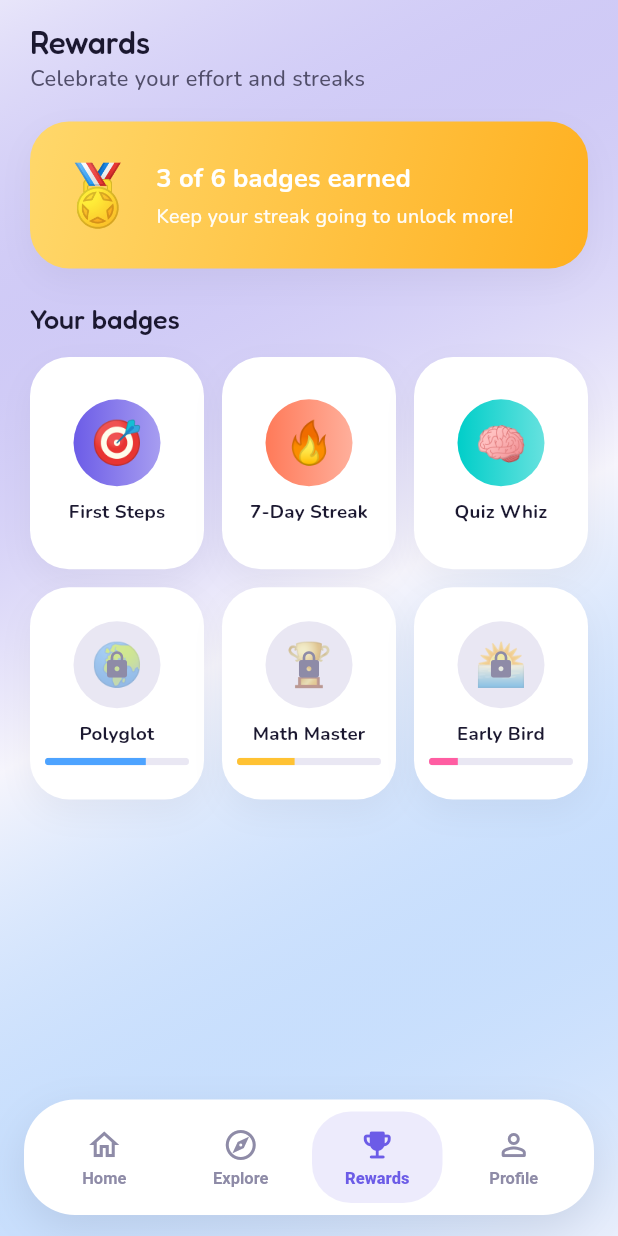
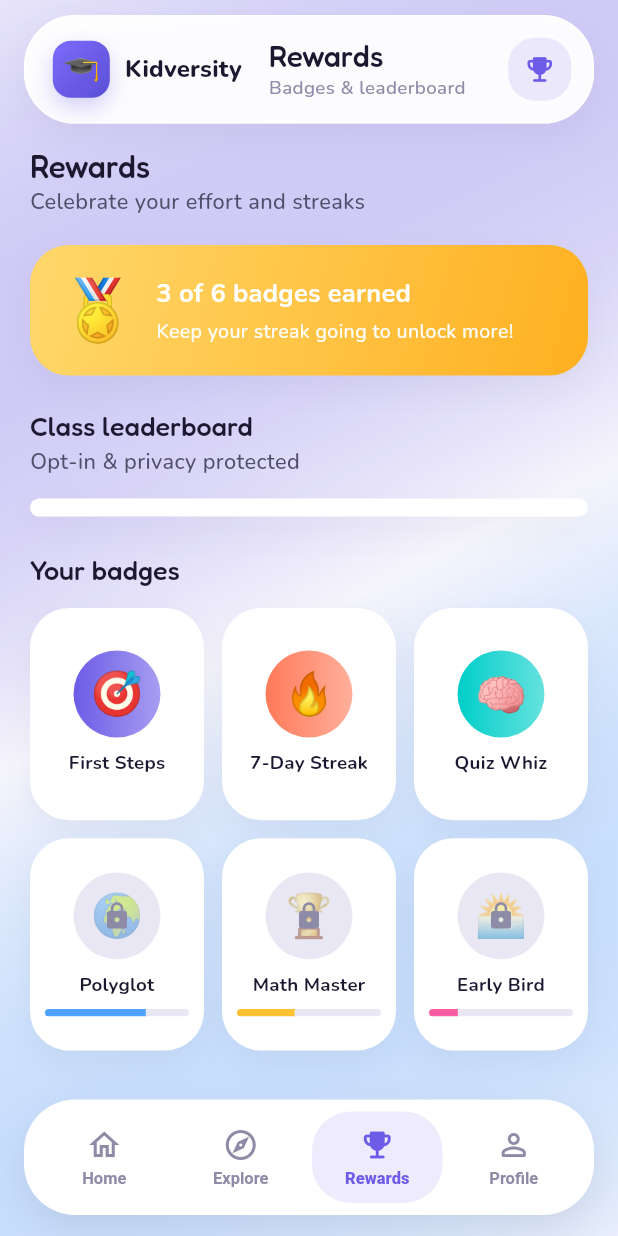
Before and after one commit to DennisOgi/Kidversity, a Flutter app: the AppShell screen opened by its route, item 3 of the bottom bar chosen, on a phone screen of 412 x 824 dp. Run offline on Flutter 3.47's test engine with Material 3 defaults, Android fonts, the phone set to English and light mode, and no system bars; our stand-ins replace file_picker, flutter_dotenv, flutter_riverpod, flutter_tts, go_router, google_fonts and 2 more; accounts and stored records are empty; Roboto replaces fonts that are missing (Noto Color Emoji).

Commit message:
Improve auth layout, dashboard app bar, and rewards section order.

```diff
--- a/lib/features/shell/app_shell.dart
+++ b/lib/features/shell/app_shell.dart
@@ -3,14 +3,16 @@ import 'package:go_router/go_router.dart';
 
 import '../../theme/app_colors.dart';
 import '../../theme/app_theme.dart';
+import '../../widgets/common.dart';
 
 class NavItem {
   final IconData icon;
   final IconData activeIcon;
   final String label;
   final String path;
+  final String? subtitle;
 
-  const NavItem(this.icon, this.activeIcon, this.label, this.path);
+  const NavItem(this.icon, this.activeIcon, this.label, this.path, [this.subtitle]);
 }
 
 /// Tab shell — static gradient backdrop + page content + bottom nav.
@@ -36,6 +38,7 @@ class AppShell extends StatelessWidget {
   @override
   Widget build(BuildContext context) {
     final selected = _selectedIndex();
+    final current = items[selected];
 
     return Scaffold(
       backgroundColor: AppColors.background,
@@ -57,7 +60,19 @@ class AppShell extends StatelessWidget {
               ),
               child: SafeArea(
                 bottom: false,
-                child: child,
+                child: Column(
+                  crossAxisAlignment: CrossAxisAlignment.stretch,
+                  children: [
+                    DashboardAppBar(
+                      title: current.label,
+                      subtitle: current.subtitle,
+                      accent: accent,
+                      icon: current.activeIcon,
+                      onBrandTap: () => context.go(items.first.path),
+                    ),
+                    Expanded(child: child),
+                  ],
+                ),
               ),
             ),
           ),
--- a/lib/features/student/rewards_screen.dart
+++ b/lib/features/student/rewards_screen.dart
@@ -18,7 +18,7 @@ class RewardsScreen extends ConsumerWidget {
     final unlocked = badges.where((b) => b.unlocked).length;
 
     return ListView(
-      padding: const EdgeInsets.fromLTRB(20, 14, 20, 120),
+      padding: const EdgeInsets.fromLTRB(20, 8, 20, 120),
       children: [
             Text('Rewards', style: text.headlineSmall),
             Text('Celebrate your effort and streaks', style: text.bodyMedium),
@@ -27,7 +27,7 @@ class RewardsScreen extends ConsumerWidget {
               gradient: AppColors.goldGradient,
               child: Row(
                 children: [
-                  const Text('🏅', style: TextStyle(fontSize: 40)),
+                  EmojiText('🏅', size: 40),
                   const SizedBox(width: 14),
                   Expanded(
                     child: Column(
@@ -45,17 +45,6 @@ class RewardsScreen extends ConsumerWidget {
               ),
             ),
             const SizedBox(height: 22),
-            const SectionHeader(title: 'Your badges'),
-            GridView.count(
-              crossAxisCount: 3,
-              shrinkWrap: true,
-              physics: const NeverScrollableScrollPhysics(),
-              mainAxisSpacing: 12,
-              crossAxisSpacing: 12,
-              childAspectRatio: 0.82,
-              children: [for (final b in badges) _BadgeTile(badge: b)],
-            ),
-            const SizedBox(height: 24),
             const SectionHeader(title: 'Class leaderboard', subtitle: 'Opt-in & privacy protected'),
             GlassCard(
               padding: const EdgeInsets.symmetric(vertical: 6),
@@ -67,6 +56,17 @@ class RewardsScreen extends ConsumerWidget {
                   ]
                 ],
               ),
+            ),
+            const SizedBox(height: 24),
+            const SectionHeader(title: 'Your badges'),
+            GridView.count(
+              crossAxisCount: 3,
+              shrinkWrap: true,
+              physics: const NeverScrollableScrollPhysics(),
+              mainAxisSpacing: 12,
+              crossAxisSpacing: 12,
+              childAspectRatio: 0.82,
+              children: [for (final b in badges) _BadgeTile(badge: b)],
             ),
           ],
     );
--- a/lib/widgets/common.dart
+++ b/lib/widgets/common.dart
@@ -246,6 +246,136 @@ class GradientButton extends StatelessWidget {
   }
 }
 
+/// Tappable Kidversity logo — use on auth and dashboard shells.
+class KidversityBrandMark extends StatelessWidget {
+  final VoidCallback? onTap;
+  final bool compact;
+  final bool showLabel;
+
+  const KidversityBrandMark({
+    super.key,
+    this.onTap,
+    this.compact = false,
+    this.showLabel = true,
+  });
+
+  @override
+  Widget build(BuildContext context) {
+    final size = compact ? 38.0 : 44.0;
+    final emojiSize = compact ? 20.0 : 24.0;
+    final labelStyle = Theme.of(context).textTheme.titleMedium?.copyWith(
+          fontSize: compact ? 16 : 18,
+          fontWeight: FontWeight.w800,
+        );
+
+    final mark = Row(
+      mainAxisSize: MainAxisSize.min,
+      children: [
+        Container(
+          width: size,
+          height: size,
+          decoration: BoxDecoration(
+            gradient: AppColors.brandGradient,
+            borderRadius: BorderRadius.circular(compact ? 12 : 14),
+            boxShadow: [
+              BoxShadow(
+                color: AppColors.primary.withValues(alpha: 0.28),
+                blurRadius: 12,
+                offset: const Offset(0, 6),
+              ),
+            ],
+          ),
+          alignment: Alignment.center,
+          child: EmojiText('🎓', size: emojiSize),
+        ),
+        if (showLabel) ...[
+          const SizedBox(width: 10),
+          Text('Kidversity', style: labelStyle),
+        ],
+      ],
+    );
+
+    if (onTap == null) return mark;
+
+    return Material(
+      color: Colors.transparent,
+      child: InkWell(
+        onTap: onTap,
+        borderRadius: BorderRadius.circular(AppTheme.radiusMd),
+        splashColor: AppColors.primary.withValues(alpha: 0.08),
+        child: Padding(
+          padding: const EdgeInsets.symmetric(horizontal: 4, vertical: 4),
+          child: mark,
+        ),
+      ),
+    );
+  }
+}
+
+/// Top app bar for student/teacher dashboard shells.
+class DashboardAppBar extends StatelessWidget {
+  final String title;
+  final String? subtitle;
+  final Color accent;
+  final IconData? icon;
+  final VoidCallback? onBrandTap;
+
+  const DashboardAppBar({
+    super.key,
+    required this.title,
+    this.subtitle,
+    required this.accent,
+    this.icon,
+    this.onBrandTap,
+  });
+
+  @override
+  Widget build(BuildContext context) {
+    final text = Theme.of(context).textTheme;
+    return Padding(
+      padding: const EdgeInsets.fromLTRB(16, 10, 16, 6),
+      child: Container(
+        padding: const EdgeInsets.symmetric(horizontal: 14, vertical: 12),
+        decoration: BoxDecoration(
+          color: AppColors.surface.withValues(alpha: 0.94),
+          borderRadius: BorderRadius.circular(AppTheme.radiusXl),
+          border: Border.all(color: Colors.white.withValues(alpha: 0.85), width: 1.2),
+          boxShadow: AppTheme.cardShadow,
+        ),
+        child: Row(
+          children: [
+            KidversityBrandMark(onTap: onBrandTap, compact: true),
+            const SizedBox(width: 14),
+            Expanded(
+              child: Column(
+                crossAxisAlignment: CrossAxisAlignment.start,
+                children: [
+                  Text(title, style: text.titleLarge?.copyWith(fontSize: 20)),
+                  if (subtitle != null)
+                    Text(
+                      subtitle!,
+                      style: text.bodyMedium?.copyWith(fontSize: 12.5, color: AppColors.muted),
+                    ),
+                ],
+              ),
+            ),
+            if (icon != null)
+              Container(
+                width: 42,
+                height: 42,
+                decoration: BoxDecoration(
+                  color: accent.withValues(alpha: 0.12),
+                  borderRadius: BorderRadius.circular(AppTheme.radiusMd),
+                ),
+                child: Icon(icon, color: accent, size: 22),
+              ),
+          ],
+        ),
+      ),
+    );
+  }
+}
+
 /// Section header with a title and optional trailing action.
 class SectionHeader extends StatelessWidget {
   final String title;
```
Also changed, not shown: lib/features/auth/auth_screen.dart (+30 -30 lines), lib/router/app_router.dart (+8 -8 lines).
